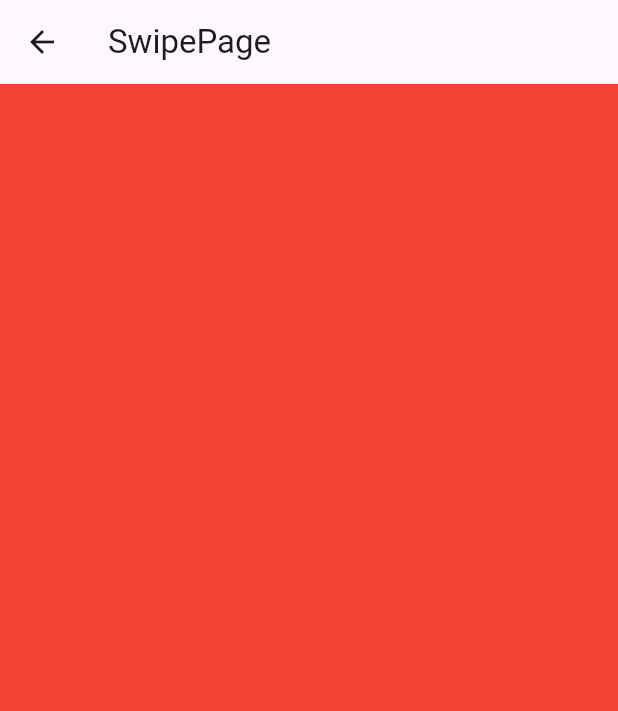
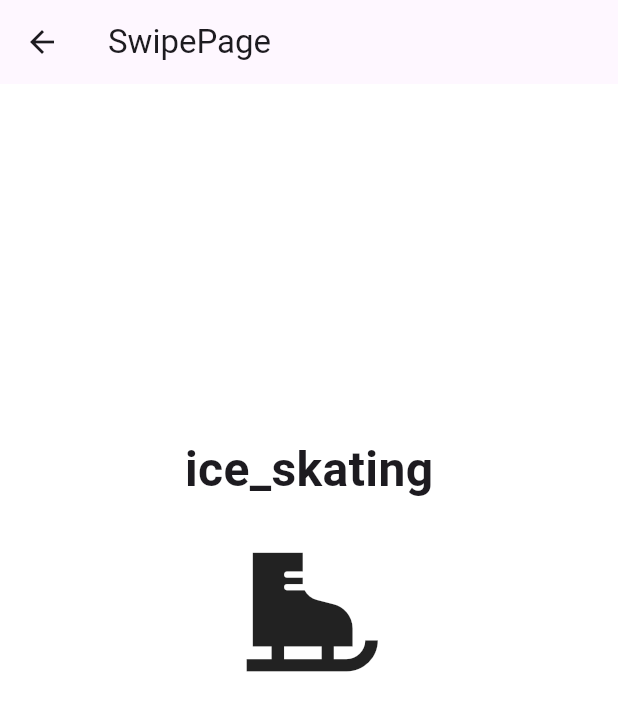
Before and after one commit to importantsgit/FlutterStudy, a Flutter app: the SwipePage screen opened directly, on a phone screen of 412 x 824 dp. Shown: the top 711 px of the screen. Run offline on Flutter 3.47's test engine with Material 2 defaults, Android fonts, the phone set to English and light mode, and no system bars; our stand-ins replace flutter_native_splash; statements that could not run were skipped.

Commit message:
페이지 추가

```diff
--- /dev/null
+++ b/lib/list_item/Swipe/FirstViewPage.dart
@@ -0,0 +1,36 @@
+import 'package:flutter/material.dart';
+
+class FirstViewPage extends StatelessWidget {
+  const FirstViewPage({super.key});
+
+  @override
+  Widget build(BuildContext context) {
+    return Scaffold(
+      body: Container(
+        alignment: Alignment.center,
+        child: const SizedBox(
+          width: 200,
+          height: 300,
+          child: Column(
+            children: [
+              Text(
+                "ice_skating",
+                style: TextStyle(
+                  fontWeight: FontWeight.bold,
+                  fontSize: 32,
+                ),
+              ),
+              SizedBox(
+                height: 20,
+              ),
+              Icon(
+                Icons.ice_skating,
+                size: 100,
+              ),
+            ],
+          ),
+        ),
+      ),
+    );
+  }
+}
--- a/lib/list_item/SwipePage.dart
+++ b/lib/list_item/Swipe/SwipePage.dart
@@ -1,4 +1,7 @@
 import 'package:flutter/material.dart';
+import 'package:flutter_practice/list_item/Swipe/FirstViewPage.dart';
+import 'package:flutter_practice/list_item/Swipe/SecondViwPage.dart';
+import 'package:flutter_practice/list_item/Swipe/ThirdViewPage.dart';
 
 class SwipePage extends StatefulWidget {
   const SwipePage({super.key});
@@ -13,16 +16,10 @@ class _SwipePageState extends State<SwipePage> {
     return Scaffold(
       appBar: AppBar(title: const Text('SwipePage')),
       body: PageView(
-        children: <Widget>[
-          Container(
-            color: Colors.red,
-          ),
-          Container(
-            color: Colors.blue,
-          ),
-          Container(
-            color: Colors.yellowAccent,
-          ),
+        children: const <Widget>[
+          FirstViewPage(),
+          SecondViewPage(),
+          ThirdViewPage(),
         ],
       ),
     );
--- a/lib/main.dart
+++ b/lib/main.dart
@@ -1,8 +1,11 @@
 import 'package:flutter/material.dart';
-import 'package:flutter_practice/Extension.dart';
+import 'package:flutter_native_splash/flutter_native_splash.dart';
 import 'package:flutter_practice/list/list_page.dart';
 
 void main() {
+  WidgetsBinding widgetsBinding = WidgetsFlutterBinding.ensureInitialized();
+  FlutterNativeSplash.preserve(widgetsBinding: widgetsBinding);
+
   runApp(const MyApp());
 }
 
--- a/pubspec.yaml
+++ b/pubspec.yaml
@@ -35,6 +35,7 @@ dependencies:
   # The following adds the Cupertino Icons font to your application.
   # Use with the CupertinoIcons class for iOS style icons.
   cupertino_icons: ^1.0.2
+  flutter_native_splash: ^2.3.1
 
 dev_dependencies:
   flutter_test:
```
Also changed, not shown: flutter_native_splash.yaml (added, +21 -0 lines), lib/list/list_page.dart (+21 -5 lines), lib/list_item/MethodChannelPage.dart (added, +48 -0 lines), lib/list_item/Swipe/SecondViwPage.dart (added, +36 -0 lines), lib/list_item/Swipe/ThirdViewPage.dart (added, +36 -0 lines), assets/images/LOGO.png (added), pubspec.lock, 16 other files.
